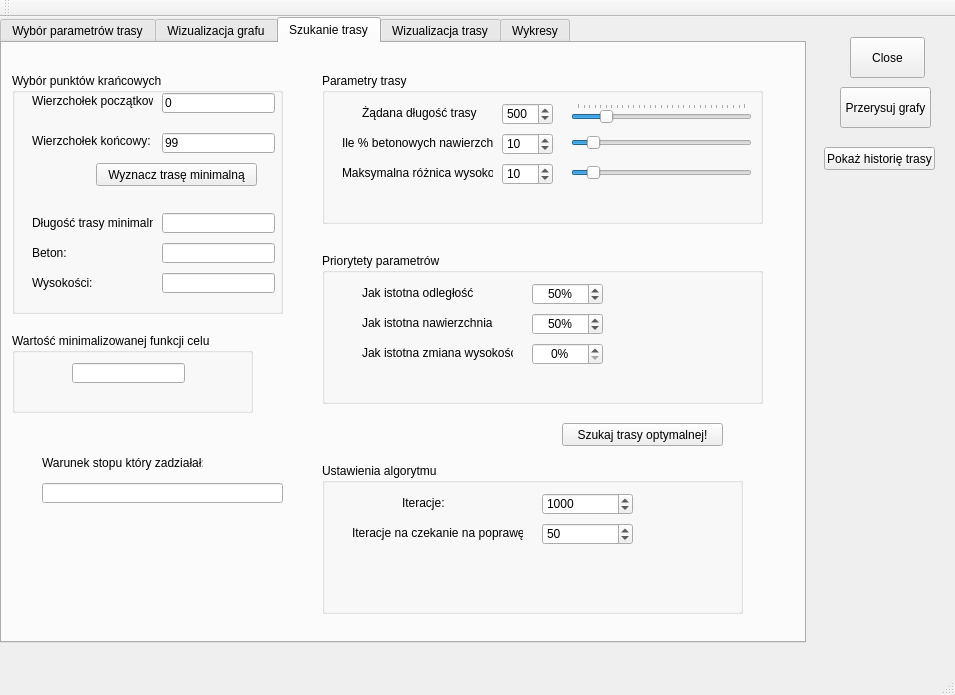
This is mainwindow.ui in jakpor/Trasy_biegaczy as Qt 5 draws it before an edit. The edited form follows.
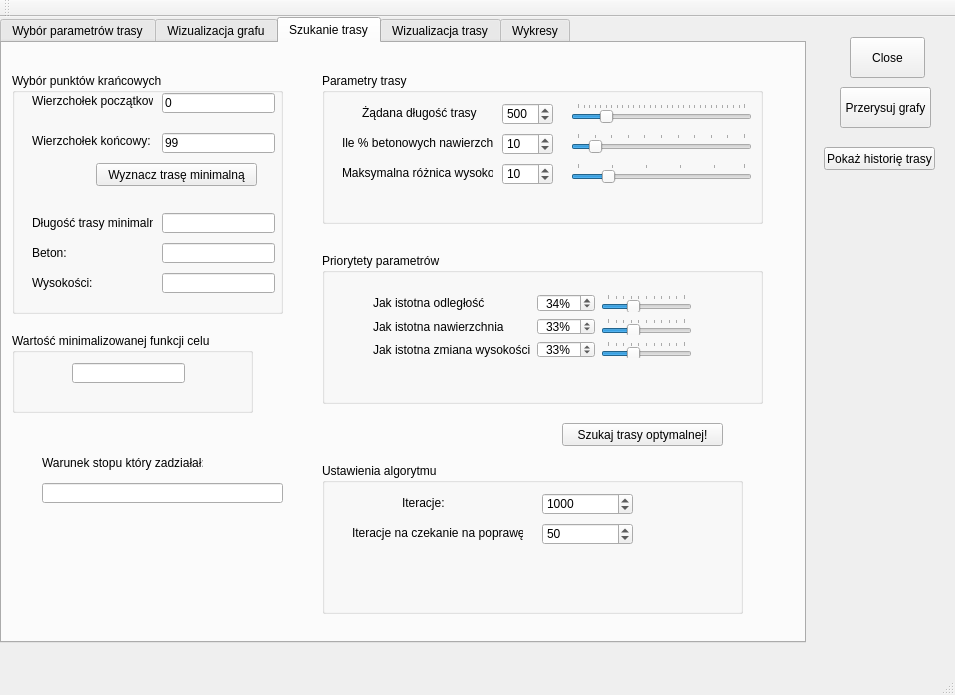
This is the edited form. Custom widgets are drawn as their Qt base class.

The edit to the form file:
```diff
--- a/mainwindow.ui
+++ b/mainwindow.ui
@@ -748,7 +748,7 @@
         </rect>
        </property>
        <property name="minimum">
-        <number>1</number>
+        <number>0</number>
        </property>
        <property name="maximum">
         <number>100</number>
@@ -765,6 +765,12 @@
        <property name="orientation">
         <enum>Qt::Horizontal</enum>
        </property>
+       <property name="tickPosition">
+        <enum>QSlider::TicksAbove</enum>
+       </property>
+       <property name="tickInterval">
+        <number>10</number>
+       </property>
       </widget>
       <widget class="QLabel" name="label_15">
        <property name="geometry">
@@ -843,7 +849,7 @@
         <number>1</number>
        </property>
        <property name="maximum">
-        <number>100</number>
+        <number>50</number>
        </property>
        <property name="pageStep">
         <number>2</number>
@@ -857,6 +863,12 @@
        <property name="orientation">
         <enum>Qt::Horizontal</enum>
        </property>
+       <property name="tickPosition">
+        <enum>QSlider::TicksAbove</enum>
+       </property>
+       <property name="tickInterval">
+        <number>10</number>
+       </property>
       </widget>
       <widget class="QLabel" name="label_16">
        <property name="geometry">
@@ -903,41 +915,82 @@
       <property name="title">
        <string>Priorytety parametrów</string>
       </property>
+      <widget class="QWidget" name="">
+       <property name="geometry">
+        <rect>
+         <x>40</x>
+         <y>30</y>
+         <width>341</width>
+         <height>86</height>
+        </rect>
+       </property>
+       <layout class="QGridLayout" name="gridLayout">
+        <item row="0" column="0">
       <widget class="QLabel" name="label_17">
-       <property name="geometry">
-        <rect>
-         <x>40</x>
-         <y>30</y>
-         <width>121</width>
-         <height>20</height>
-        </rect>
-       </property>
        <property name="text">
         <string>Jak istotna odległość</string>
        </property>
       </widget>
+        </item>
+        <item row="0" column="1">
+         <widget class="QSpinBox" name="pOdlegloscBox">
+          <property name="alignment">
+           <set>Qt::AlignCenter</set>
+          </property>
+          <property name="suffix">
+           <string>%</string>
+          </property>
+          <property name="prefix">
+           <string/>
+          </property>
+          <property name="minimum">
+           <number>0</number>
+          </property>
+          <property name="maximum">
+           <number>100</number>
+          </property>
+          <property name="value">
+           <number>34</number>
+          </property>
+         </widget>
+        </item>
+        <item row="0" column="2">
+         <widget class="QSlider" name="pOdlegloscSlider">
+          <property name="minimum">
+           <number>0</number>
+          </property>
+          <property name="maximum">
+           <number>100</number>
+          </property>
+          <property name="pageStep">
+           <number>2</number>
+          </property>
+          <property name="value">
+           <number>33</number>
+          </property>
+          <property name="sliderPosition">
+           <number>33</number>
+          </property>
+          <property name="orientation">
+           <enum>Qt::Horizontal</enum>
+          </property>
+          <property name="tickPosition">
+           <enum>QSlider::TicksAbove</enum>
+          </property>
+          <property name="tickInterval">
+           <number>10</number>
+          </property>
+         </widget>
+        </item>
+        <item row="1" column="0">
       <widget class="QLabel" name="label_18">
-       <property name="geometry">
-        <rect>
-         <x>40</x>
-         <y>60</y>
-         <width>151</width>
-         <height>20</height>
-        </rect>
-       </property>
        <property name="text">
         <string>Jak istotna nawierzchnia</string>
        </property>
       </widget>
+        </item>
+        <item row="1" column="1">
       <widget class="QSpinBox" name="pBetonowoscBox">
-       <property name="geometry">
-        <rect>
-         <x>210</x>
-         <y>60</y>
-         <width>71</width>
-         <height>22</height>
-        </rect>
-       </property>
        <property name="alignment">
         <set>Qt::AlignCenter</set>
        </property>
@@ -951,59 +1004,47 @@
         <number>100</number>
        </property>
        <property name="value">
-        <number>50</number>
-       </property>
-      </widget>
-      <widget class="QSpinBox" name="pOdlegloscBox">
-       <property name="geometry">
-        <rect>
-         <x>210</x>
-         <y>30</y>
-         <width>71</width>
-         <height>22</height>
-        </rect>
-       </property>
-       <property name="alignment">
-        <set>Qt::AlignCenter</set>
-       </property>
-       <property name="suffix">
-        <string>%</string>
-       </property>
-       <property name="prefix">
-        <string/>
-       </property>
+           <number>33</number>
+          </property>
+         </widget>
+        </item>
+        <item row="1" column="2">
+         <widget class="QSlider" name="pBetowoscSlider">
        <property name="minimum">
         <number>0</number>
        </property>
        <property name="maximum">
         <number>100</number>
        </property>
+          <property name="pageStep">
+           <number>2</number>
+          </property>
        <property name="value">
-        <number>50</number>
-       </property>
-      </widget>
+           <number>33</number>
+          </property>
+          <property name="sliderPosition">
+           <number>33</number>
+          </property>
+          <property name="orientation">
+           <enum>Qt::Horizontal</enum>
+          </property>
+          <property name="tickPosition">
+           <enum>QSlider::TicksAbove</enum>
+          </property>
+          <property name="tickInterval">
+           <number>10</number>
+          </property>
+         </widget>
+        </item>
+        <item row="2" column="0">
       <widget class="QLabel" name="label_19">
-       <property name="geometry">
-        <rect>
-         <x>40</x>
-         <y>90</y>
-         <width>151</width>
-         <height>20</height>
-        </rect>
-       </property>
        <property name="text">
         <string>Jak istotna zmiana wysokości</string>
        </property>
       </widget>
+        </item>
+        <item row="2" column="1">
       <widget class="QSpinBox" name="pWysokoscBox">
-       <property name="geometry">
-        <rect>
-         <x>210</x>
-         <y>90</y>
-         <width>71</width>
-         <height>22</height>
-        </rect>
-       </property>
        <property name="alignment">
         <set>Qt::AlignCenter</set>
        </property>
@@ -1017,8 +1058,39 @@
         <number>100</number>
        </property>
        <property name="value">
+           <number>33</number>
+          </property>
+         </widget>
+        </item>
+        <item row="2" column="2">
+         <widget class="QSlider" name="pWysokoscSlider">
+          <property name="minimum">
         <number>0</number>
        </property>
+          <property name="maximum">
+           <number>100</number>
+          </property>
+          <property name="pageStep">
+           <number>2</number>
+          </property>
+          <property name="value">
+           <number>33</number>
+          </property>
+          <property name="sliderPosition">
+           <number>33</number>
+          </property>
+          <property name="orientation">
+           <enum>Qt::Horizontal</enum>
+          </property>
+          <property name="tickPosition">
+           <enum>QSlider::TicksAbove</enum>
+          </property>
+          <property name="tickInterval">
+           <number>10</number>
+          </property>
+         </widget>
+        </item>
+       </layout>
       </widget>
      </widget>
      <widget class="QPushButton" name="liczButton">
```
Left out of the diff: 6 changed lines with no effect on the pictures. Lines whose indentation alone changed are shown as unchanged.
